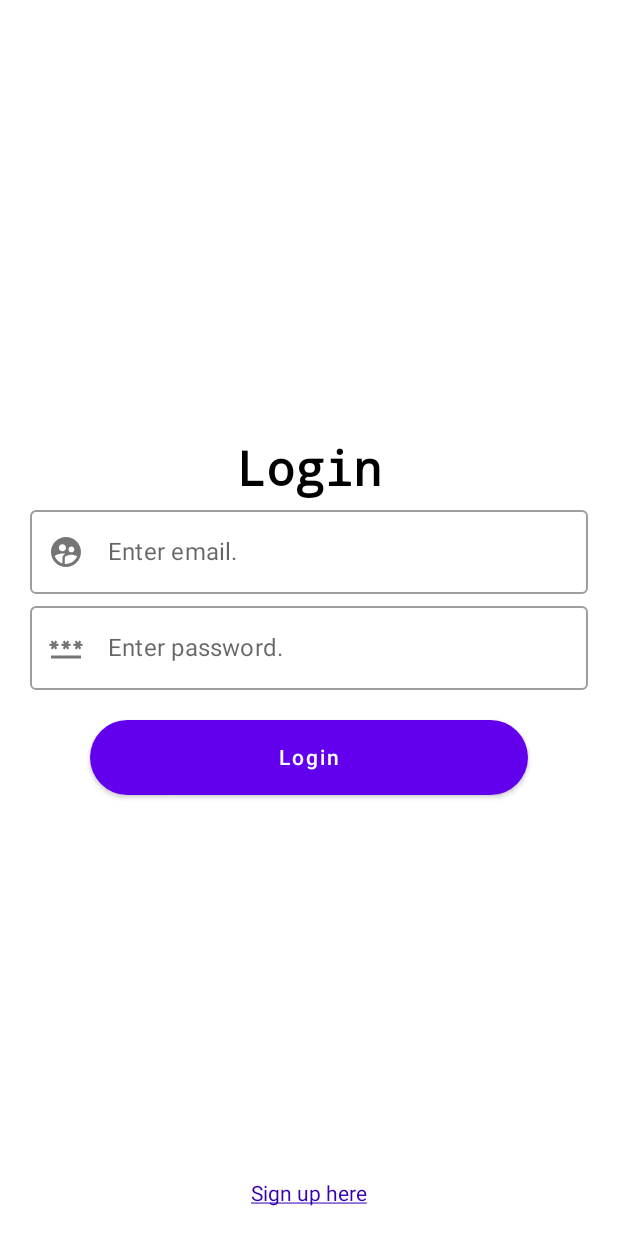
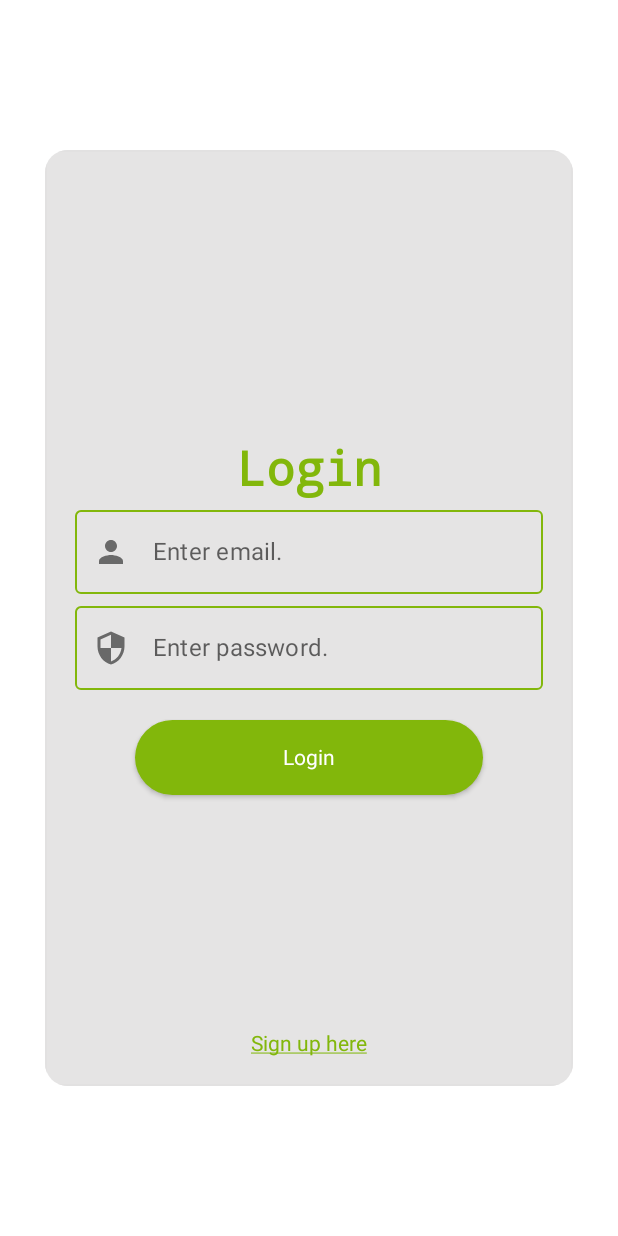
Before and after one commit to devdatbt/ComposeWithCleanArtchitectureApp, an Android app built with Jetpack Compose: the screen it shows after launch (MainActivity), on a phone screen of 412 x 824 dp. Run offline under Robolectric (Android 15) with nearby library versions, the phone set to English and light mode, and no system bars; our stand-ins replace Dagger/Hilt's generated code, Firebase (no records; nobody signed in at launch, a user with empty details on screens opened directly), Room's generated code.

Commit message:
Impl - Add login screen with auth firebase

```diff
--- a/app/src/main/AndroidManifest.xml
+++ b/app/src/main/AndroidManifest.xml
@@ -3,6 +3,7 @@
     xmlns:tools="http://schemas.android.com/tools">
 
     <uses-permission android:name="android.permission.INTERNET" />
+    <uses-permission android:name="android.permission.POST_NOTIFICATIONS"/>
     <application
         android:name=".NoteApplication"
         android:allowBackup="true"
--- a/app/src/main/java/com/example/notecomposeapp/theme/MyTheme.kt
+++ b/app/src/main/java/com/example/notecomposeapp/theme/MyTheme.kt
@@ -24,6 +24,7 @@ data class AppColor(
     val backgroundApp: Color = Color.Unspecified,
     val whiteColor: Color = Color.Unspecified,
     val greenColor: Color = Color.Unspecified,
+    val grayColor: Color = Color.Unspecified,
 )
 
 val LocalAppTypography = staticCompositionLocalOf {
@@ -55,13 +56,15 @@ fun MyAppTheme(
         greenColor = Color(0xFF82B70B),
         whiteColor = Color(0xFFFFFFFF),
         backgroundApp = Color(0xFFFFFFFF),
-        backgroundCard = Color(0xFFFB7D8A)
+        backgroundCard = Color(0xFFFB7D8A),
+        grayColor = Color(0xE2E2E1E1)
     ) else AppColor(
         blackColor = Color(0xFF000000),
         greenColor = Color(0xFF82B70B),
         whiteColor = Color(0xFFFFFFFF),
         backgroundApp = Color(0xFFFFFFFF),
-        backgroundCard = Color(0xFFFB7D8A)
+        backgroundCard = Color(0xFFFB7D8A),
+        grayColor = Color(0xE2E2E1E1)
     )
 
     CompositionLocalProvider(LocalAppTypography provides typography, LocalAppColor provides color) {
--- a/app/src/main/java/com/example/notecomposeapp/ui/common/SearchView.kt
+++ b/app/src/main/java/com/example/notecomposeapp/ui/common/SearchView.kt
@@ -8,6 +8,7 @@ import androidx.compose.material.icons.Icons
 import androidx.compose.material.icons.filled.Search
 import androidx.compose.runtime.Composable
 import androidx.compose.ui.Modifier
+import androidx.compose.ui.tooling.preview.Preview
 
 @Composable
 fun SearchView(value: String, onValueChange: (String) -> Unit) {
@@ -24,3 +25,11 @@ fun SearchView(value: String, onValueChange: (String) -> Unit) {
         label = { Text(text = "Search") },
         placeholder = { Text(text = "Input...") })
 }
+
+@Composable
+@Preview
+fun preview(){
+    SearchView(value = "test", onValueChange = {
+
+    })
+}
--- a/app/src/main/java/com/example/notecomposeapp/ui/common/TextFieldLoginView.kt
+++ b/app/src/main/java/com/example/notecomposeapp/ui/common/TextFieldLoginView.kt
@@ -4,6 +4,7 @@ import androidx.compose.foundation.layout.fillMaxWidth
 import androidx.compose.material.Icon
 import androidx.compose.material.OutlinedTextField
 import androidx.compose.material.Text
+import androidx.compose.material.TextFieldDefaults
 import androidx.compose.material.icons.Icons
 import androidx.compose.material.icons.filled.Password
 import androidx.compose.runtime.Composable
@@ -12,10 +13,14 @@ import androidx.compose.runtime.mutableStateOf
 import androidx.compose.runtime.saveable.rememberSaveable
 import androidx.compose.ui.Modifier
 import androidx.compose.ui.graphics.vector.ImageVector
+import androidx.compose.ui.text.input.PasswordVisualTransformation
+import androidx.compose.ui.text.input.VisualTransformation
 import androidx.compose.ui.tooling.preview.Preview
+import com.example.notecomposeapp.theme.MyAppTheme
 
 @Composable
 fun TextFieldLogin(
+    isPasswordType: Boolean,
     icon: ImageVector,
     label: String,
     value: String,
@@ -24,10 +29,15 @@ fun TextFieldLogin(
     OutlinedTextField(modifier = Modifier.fillMaxWidth(),
         leadingIcon = {
             Icon(
-                imageVector = icon,
-                contentDescription = "User Icon"
+                imageVector = icon, contentDescription = "User Icon"
             )
         },
+        colors = TextFieldDefaults.outlinedTextFieldColors(
+            focusedBorderColor = MyAppTheme.color.blackColor,
+            unfocusedBorderColor = MyAppTheme.color.greenColor,
+            focusedLabelColor = MyAppTheme.color.greenColor
+        ),
+        visualTransformation = if (isPasswordType) PasswordVisualTransformation() else VisualTransformation.None,
         maxLines = 1,
         value = value,
         onValueChange = onValueChange,
@@ -41,7 +51,7 @@ fun PreviewLoginScreen() {
     val loginValue by rememberSaveable {
         mutableStateOf("")
     }
-    TextFieldLogin(Icons.Default.Password, "label", loginValue) {
+    TextFieldLogin(false, Icons.Default.Password, "label", loginValue) {
 
     }
 }
--- a/app/src/main/java/com/example/notecomposeapp/ui/login/LoginScreen.kt
+++ b/app/src/main/java/com/example/notecomposeapp/ui/login/LoginScreen.kt
@@ -1,7 +1,9 @@
 package com.example.notecomposeapp.ui.login
 
 import android.util.Log
+import androidx.compose.foundation.BorderStroke
 import androidx.compose.foundation.background
+import androidx.compose.foundation.border
 import androidx.compose.foundation.gestures.Orientation
 import androidx.compose.foundation.gestures.detectDragGestures
 import androidx.compose.foundation.gestures.draggable
@@ -11,13 +13,12 @@ import androidx.compose.foundation.shape.RoundedCornerShape
 import androidx.compose.foundation.text.ClickableText
 import androidx.compose.material.*
 import androidx.compose.material.icons.Icons
-import androidx.compose.material.icons.filled.Password
-import androidx.compose.material.icons.filled.SupervisedUserCircle
-import androidx.compose.material.icons.filled.VerifiedUser
+import androidx.compose.material.icons.filled.*
 import androidx.compose.material.rememberScaffoldState
 import androidx.compose.runtime.*
 import androidx.compose.ui.Alignment
 import androidx.compose.ui.Modifier
+import androidx.compose.ui.draw.clip
 import androidx.compose.ui.graphics.Color
 import androidx.compose.ui.input.pointer.pointerInput
 import androidx.compose.ui.text.AnnotatedString
@@ -52,25 +53,43 @@ fun LoginScreen(
         backgroundColor = MyAppTheme.color.backgroundApp,
         scaffoldState = scaffoldState,
     ) { paddingContent ->
+
+        Box(
+            modifier = Modifier
+                .padding(paddingContent)
+                .padding(30.dp, 100.dp)
+                .clip(shape = RoundedCornerShape(15.dp, 15.dp, 15.dp, 15.dp))
+                .border(BorderStroke(1.dp, MyAppTheme.color.grayColor))
+                .background(MyAppTheme.color.grayColor)
+        ) {
             Column(
                 verticalArrangement = Arrangement.Center,
                 horizontalAlignment = Alignment.CenterHorizontally,
                 modifier = Modifier
                     .fillMaxSize()
-                .padding(paddingContent)
                     .padding(20.dp)
             ) {
 
                 Text(
-                text = "Login", color = MyAppTheme.color.blackColor,
+                    text = "Login", color = MyAppTheme.color.greenColor,
                     style = MyAppTheme.typography.largeTitle,
                 )
 
-            TextFieldLogin(Icons.Default.SupervisedUserCircle, "Enter email.", uiState.email) {
+                TextFieldLogin(
+                    false,
+                    Icons.Default.Person,
+                    "Enter email.",
+                    uiState.email
+                ) {
                     viewModel.onEmailChange(it)
                 }
 
-            TextFieldLogin(Icons.Default.Password, "Enter password.", uiState.password) {
+                TextFieldLogin(
+                    true,
+                    Icons.Default.Security,
+                    "Enter password.",
+                    uiState.password
+                ) {
                     viewModel.onPassChange(it)
                 }
 
@@ -107,9 +126,10 @@ fun LoginScreen(
                         shape = RoundedCornerShape(50.dp),
                         modifier = Modifier
                             .fillMaxWidth()
-                        .height(50.dp)
+                            .height(50.dp),
+                        colors = ButtonDefaults.buttonColors(MyAppTheme.color.greenColor)
                     ) {
-                    Text(text = "Login")
+                        Text(text = "Login", style = TextStyle(color = MyAppTheme.color.whiteColor))
                     }
                 }
             }
@@ -126,12 +146,12 @@ fun LoginScreen(
                         fontSize = 14.sp,
                         fontFamily = FontFamily.Default,
                         textDecoration = TextDecoration.Underline,
-                    color = Purple700
+                        color = MyAppTheme.color.greenColor
                     )
                 )
             }
         }
-
+    }
 }
 
 @Composable
--- a/app/src/main/java/com/example/notecomposeapp/ui/note/NoteViewModel.kt
+++ b/app/src/main/java/com/example/notecomposeapp/ui/note/NoteViewModel.kt
@@ -9,11 +9,9 @@ import com.example.domain.model.Note
 import com.example.notecomposeapp.usecase.AppUseCase
 import com.example.notecomposeapp.utils.EventNote
 import com.example.notecomposeapp.utils.Resource
-import com.example.notecomposeapp.ext.isValidEmail
 import com.example.notecomposeapp.viewmodel.BaseViewModel
 import com.google.firebase.auth.FirebaseAuth
 import dagger.hilt.android.lifecycle.HiltViewModel
-import kotlinx.coroutines.*
 import kotlinx.coroutines.flow.*
 import javax.inject.Inject
 
```
Lines whose indentation alone changed are shown as unchanged.
